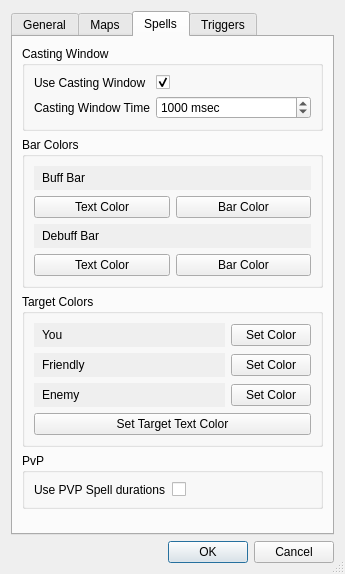
nomns/nparse, file data/ui/settings.ui: the form before one commit.
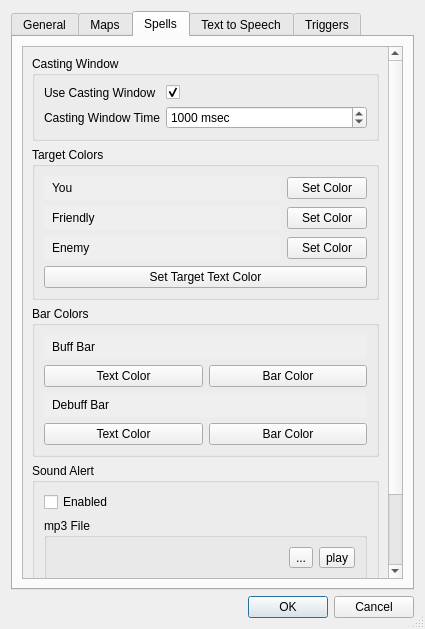
The form after the commit.

Commit message: Sound system implemented. Added setting for sound system. Added sound alert settings for spells.

```diff
--- a/data/ui/settings.ui
+++ b/data/ui/settings.ui
@@ -9,8 +9,8 @@
    <rect>
     <x>0</x>
     <y>0</y>
-    <width>345</width>
-    <height>574</height>
+    <width>425</width>
+    <height>629</height>
    </rect>
   </property>
   <property name="sizePolicy">
@@ -298,6 +298,21 @@
       </attribute>
       <layout class="QVBoxLayout" name="verticalLayout_9">
        <item>
+        <widget class="QScrollArea" name="scrollArea">
+         <property name="widgetResizable">
+          <bool>true</bool>
+         </property>
+         <widget class="QWidget" name="scrollAreaWidgetContents">
+          <property name="geometry">
+           <rect>
+            <x>0</x>
+            <y>-32</y>
+            <width>364</width>
+            <height>568</height>
+           </rect>
+          </property>
+          <layout class="QVBoxLayout" name="verticalLayout_15">
+           <item>
         <widget class="QGroupBox" name="groupBox_5">
          <property name="title">
           <string>Casting Window</string>
@@ -350,77 +365,6 @@
          </layout>
         </widget>
        </item>
-       <item>
-        <widget class="QGroupBox" name="groupBox_7">
-         <property name="title">
-          <string>Bar Colors</string>
-         </property>
-         <layout class="QVBoxLayout" name="verticalLayout_13">
-          <item>
-           <widget class="QLabel" name="buffBarLabel">
-            <property name="autoFillBackground">
-             <bool>true</bool>
-            </property>
-            <property name="styleSheet">
-             <string notr="true">padding: 5px</string>
-            </property>
-            <property name="text">
-             <string>Buff Bar</string>
-            </property>
-           </widget>
-          </item>
-          <item>
-           <layout class="QHBoxLayout" name="horizontalLayout_6">
-            <item>
-             <widget class="QPushButton" name="buffTextColorButton">
-              <property name="text">
-               <string>Text Color</string>
-              </property>
-             </widget>
-            </item>
-            <item>
-             <widget class="QPushButton" name="buffBarColorButton">
-              <property name="text">
-               <string>Bar Color</string>
-              </property>
-             </widget>
-            </item>
-           </layout>
-          </item>
-          <item>
-           <widget class="QLabel" name="debuffBarLabel">
-            <property name="autoFillBackground">
-             <bool>true</bool>
-            </property>
-            <property name="styleSheet">
-             <string notr="true">padding: 5px</string>
-            </property>
-            <property name="text">
-             <string>Debuff Bar</string>
-            </property>
-           </widget>
-          </item>
-          <item>
-           <layout class="QHBoxLayout" name="horizontalLayout_7">
-            <item>
-             <widget class="QPushButton" name="debuffTextColorButton">
-              <property name="text">
-               <string>Text Color</string>
-              </property>
-             </widget>
-            </item>
-            <item>
-             <widget class="QPushButton" name="debuffBarColorButton">
-              <property name="text">
-               <string>Bar Color</string>
-              </property>
-             </widget>
-            </item>
-           </layout>
-          </item>
-         </layout>
-        </widget>
-       </item>
        <item>
         <widget class="QGroupBox" name="groupBox_8">
          <property name="title">
@@ -509,6 +453,123 @@
          </layout>
         </widget>
        </item>
+           <item>
+            <widget class="QGroupBox" name="groupBox_7">
+             <property name="title">
+              <string>Bar Colors</string>
+             </property>
+             <layout class="QVBoxLayout" name="verticalLayout_13">
+              <item>
+               <widget class="QLabel" name="buffBarLabel">
+                <property name="autoFillBackground">
+                 <bool>true</bool>
+                </property>
+                <property name="styleSheet">
+                 <string notr="true">padding: 5px</string>
+                </property>
+                <property name="text">
+                 <string>Buff Bar</string>
+                </property>
+               </widget>
+              </item>
+              <item>
+               <layout class="QHBoxLayout" name="horizontalLayout_6">
+                <item>
+                 <widget class="QPushButton" name="buffTextColorButton">
+                  <property name="text">
+                   <string>Text Color</string>
+                  </property>
+                 </widget>
+                </item>
+                <item>
+                 <widget class="QPushButton" name="buffBarColorButton">
+                  <property name="text">
+                   <string>Bar Color</string>
+                  </property>
+                 </widget>
+                </item>
+               </layout>
+              </item>
+              <item>
+               <widget class="QLabel" name="debuffBarLabel">
+                <property name="autoFillBackground">
+                 <bool>true</bool>
+                </property>
+                <property name="styleSheet">
+                 <string notr="true">padding: 5px</string>
+                </property>
+                <property name="text">
+                 <string>Debuff Bar</string>
+                </property>
+               </widget>
+              </item>
+              <item>
+               <layout class="QHBoxLayout" name="horizontalLayout_7">
+                <item>
+                 <widget class="QPushButton" name="debuffTextColorButton">
+                  <property name="text">
+                   <string>Text Color</string>
+                  </property>
+                 </widget>
+                </item>
+                <item>
+                 <widget class="QPushButton" name="debuffBarColorButton">
+                  <property name="text">
+                   <string>Bar Color</string>
+                  </property>
+                 </widget>
+                </item>
+               </layout>
+              </item>
+             </layout>
+            </widget>
+           </item>
+           <item>
+            <widget class="QGroupBox" name="groupBox_9">
+             <property name="title">
+              <string>Sound Alert</string>
+             </property>
+             <layout class="QVBoxLayout" name="verticalLayout_16">
+              <item>
+               <widget class="QCheckBox" name="spellSoundEnabledCheckBox">
+                <property name="text">
+                 <string>Enabled</string>
+                </property>
+               </widget>
+              </item>
+              <item>
+               <widget class="QGroupBox" name="groupBox_10">
+                <property name="title">
+                 <string>mp3 File</string>
+                </property>
+                <layout class="QHBoxLayout" name="horizontalLayout_9">
+                 <item>
+                  <widget class="QLabel" name="spellSoundFileLabel">
+                   <property name="text">
+                    <string/>
+                   </property>
+                  </widget>
+                 </item>
+                 <item>
+                  <widget class="QToolButton" name="spellSoundSelectButton">
+                   <property name="text">
+                    <string>...</string>
+                   </property>
+                  </widget>
+                 </item>
+                 <item>
+                  <widget class="QToolButton" name="spellSoundPlayButton">
+                   <property name="text">
+                    <string>play</string>
+                   </property>
+                  </widget>
+                 </item>
+                </layout>
+               </widget>
+              </item>
+             </layout>
+            </widget>
+           </item>
        <item>
         <widget class="QGroupBox" name="groupBox_6">
          <property name="title">
@@ -532,21 +593,17 @@
          </layout>
         </widget>
        </item>
-       <item>
-        <spacer name="verticalSpacer_3">
-         <property name="orientation">
-          <enum>Qt::Vertical</enum>
-         </property>
-         <property name="sizeHint" stdset="0">
-          <size>
-           <width>20</width>
-           <height>40</height>
-          </size>
-         </property>
-        </spacer>
+          </layout>
+         </widget>
+        </widget>
        </item>
       </layout>
      </widget>
+     <widget class="QWidget" name="tab_5">
+      <attribute name="title">
+       <string>Text to Speech</string>
+      </attribute>
+     </widget>
      <widget class="QWidget" name="tab_4">
       <attribute name="title">
        <string>Triggers</string>
```
Left out of the diff: 33 changed lines with no effect on the pictures. Lines whose indentation alone changed are shown as unchanged. The commit also changes 20 other files.
